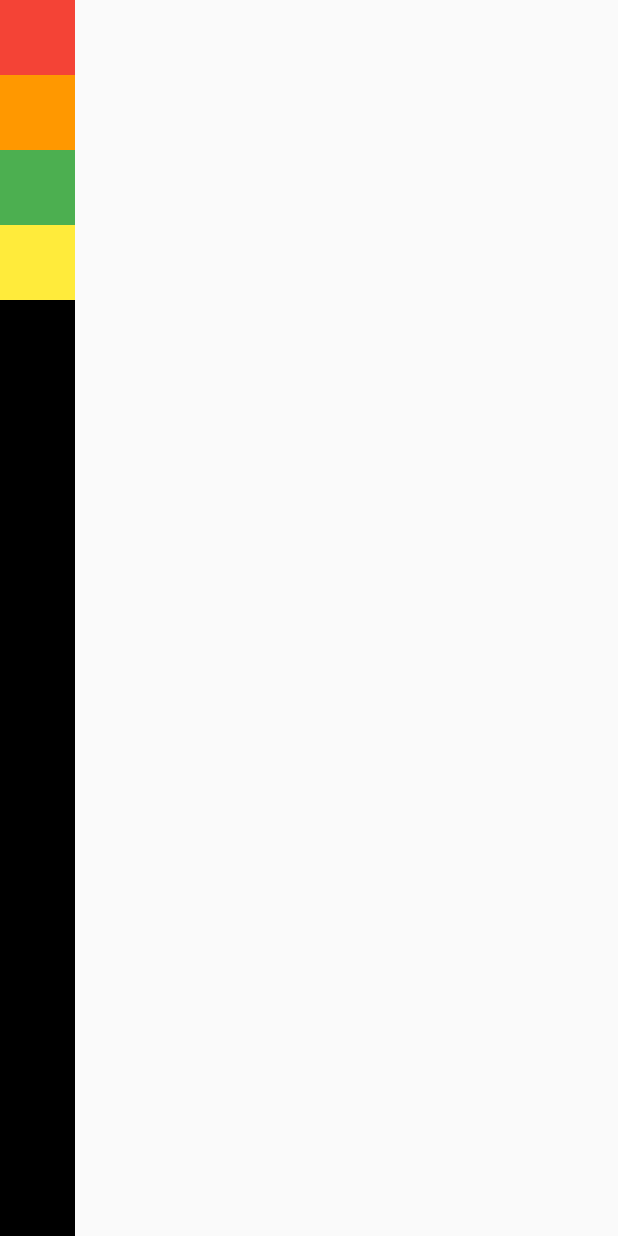
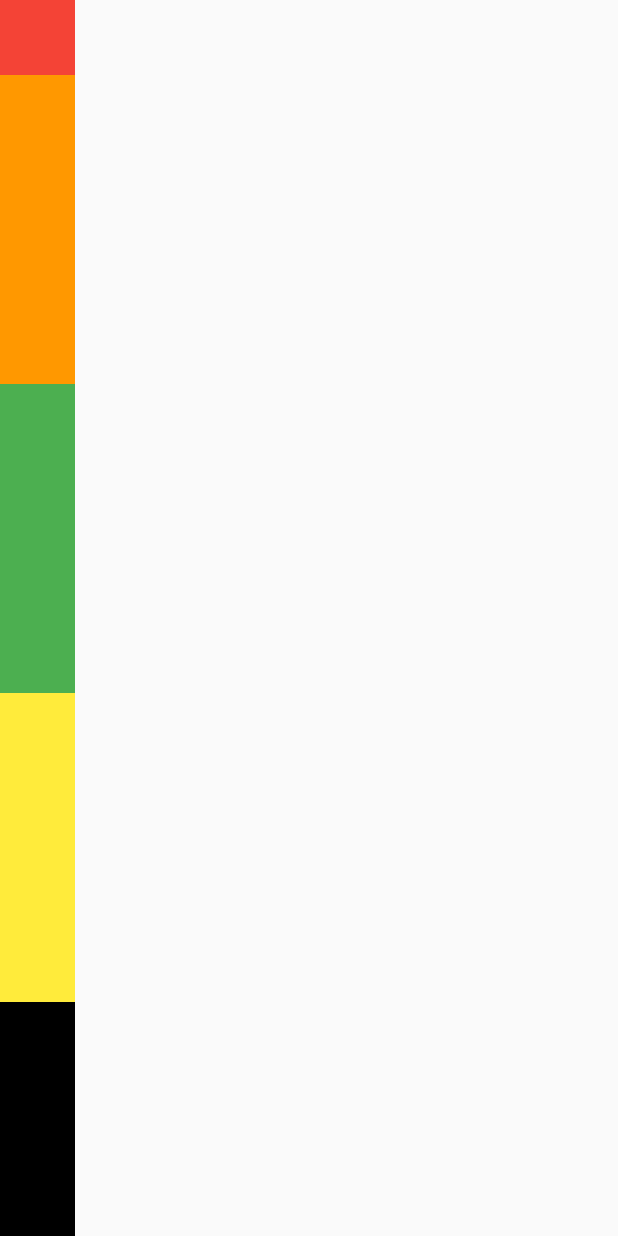
Before and after one commit to Doreki/Flutter, a Flutter app: the screen it shows after launch, on a phone screen of 412 x 824 dp. Run offline on Flutter 3.47's test engine with Material 2 defaults, Android fonts, the phone set to English and light mode, and no system bars.

Commit message:
실습 마무리

```diff
--- a/hello_flutter/lib/screen/home_screen.dart
+++ b/hello_flutter/lib/screen/home_screen.dart
@@ -11,27 +11,40 @@ class HomeScreen extends StatelessWidget {
         child: Container(
             color: Colors.black,
             child: Column(
+              mainAxisAlignment: MainAxisAlignment.start,
+              crossAxisAlignment: CrossAxisAlignment.start,
+              mainAxisSize: MainAxisSize.max,
               children: [
-              Container(
+                Flexible(
+                  child: Container(
                     color: Colors.red,
                     width: 50.0,
                     height: 50.0,
-              ),Container(
+                  ),
+                ),
+                Expanded(
+                  child: Container(
                     color: Colors.orange,
                     width: 50.0,
                     height: 50.0,
-              ),Container(
+                  ),
+                ),
+                Expanded(
+                  child: Container(
                     color: Colors.green,
                     width: 50.0,
                     height: 50.0,
-              ),Container(
+                  ),
+                ),
+                Expanded(
+                  child: Container(
                     color: Colors.yellow,
                     width: 50.0,
                     height: 50.0,
                   ),
+                ),
               ],
-          )
-        ),
+            )),
       ),
     );
   }
```
Lines whose indentation alone changed are shown as unchanged.
